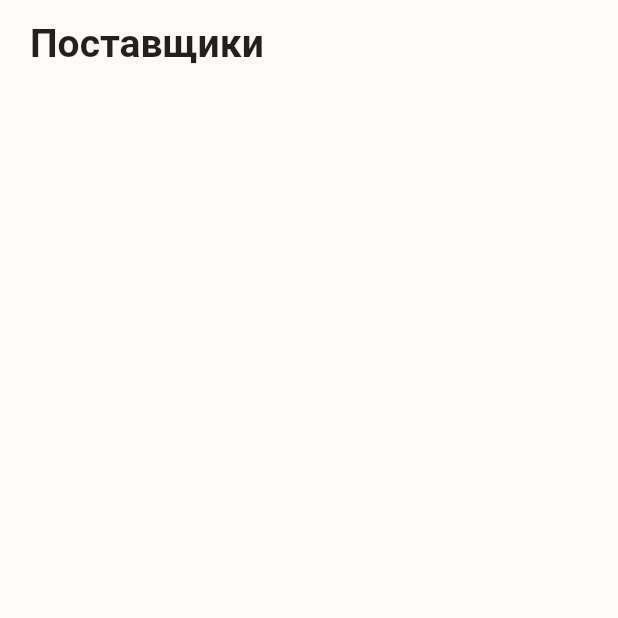
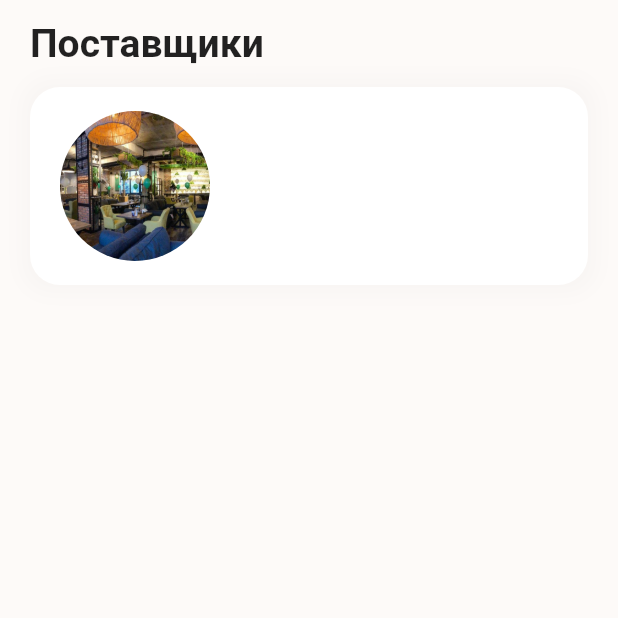
Before and after one commit to Crepiks/havchik-mobile, a Flutter app: the screen it shows after launch, on a phone screen of 412 x 824 dp, the top half of it. Run offline on Flutter 3.47's test engine with Material 2 defaults, Android fonts, the phone set to English and light mode, and no system bars.

Commit message:
feat: create circular image for SellerCard component

```diff
--- a/lib/common/constants/colors.dart
+++ b/lib/common/constants/app_colors.dart
@@ -2,4 +2,5 @@ import 'package:flutter/material.dart';
 
 class AppColors {
   static const background = Color(0xFFfdfaf8);
+  static const light = Color(0xFFFFFFFF);
 }
--- /dev/null
+++ b/lib/modules/sellers/views/components/seller_card.dart
@@ -0,0 +1,37 @@
+import 'package:flutter/material.dart';
+import 'package:havchik/common/constants/app_colors.dart';
+
+class SellerCard extends StatelessWidget {
+  const SellerCard({Key? key}) : super(key: key);
+
+  @override
+  Widget build(BuildContext context) {
+    return Container(
+      padding: const EdgeInsets.symmetric(vertical: 16, horizontal: 20),
+      decoration: BoxDecoration(
+        color: AppColors.light,
+        borderRadius: const BorderRadius.all(Radius.circular(20)),
+        boxShadow: [
+          BoxShadow(
+            color: Colors.grey.withOpacity(0.05),
+            spreadRadius: 6,
+            blurRadius: 10,
+          ),
+        ],
+      ),
+      child: Row(
+        children: [
+          Container(
+            width: 100,
+            height: 100,
+            decoration: const BoxDecoration(
+                shape: BoxShape.circle,
+                image: DecorationImage(
+                    fit: BoxFit.cover,
+                    image: AssetImage('assets/images/seller.jpeg'))),
+          )
+        ],
+      ),
+    );
+  }
+}
--- a/lib/modules/sellers/views/sellers_view.dart
+++ b/lib/modules/sellers/views/sellers_view.dart
@@ -1,5 +1,6 @@
 import 'package:flutter/material.dart';
-import 'package:havchik/common/constants/colors.dart';
+import 'package:havchik/common/constants/app_colors.dart';
+import 'package:havchik/modules/sellers/views/components/seller_card.dart';
 import 'package:havchik/modules/sellers/views/components/sellers_header.dart';
 
 class SellersView extends StatefulWidget {
@@ -18,7 +19,10 @@ class _SellersViewState extends State<SellersView> {
           children: const [
             Padding(
                 padding: EdgeInsets.symmetric(horizontal: 20),
-                child: SellersHeader())
+                child: SellersHeader()),
+            Padding(
+                padding: EdgeInsets.symmetric(horizontal: 20),
+                child: SellerCard()),
           ],
         ));
   }
```
Also changed, not shown: pubspec.yaml (+4 -7 lines), assets/images/seller.jpeg (added).
